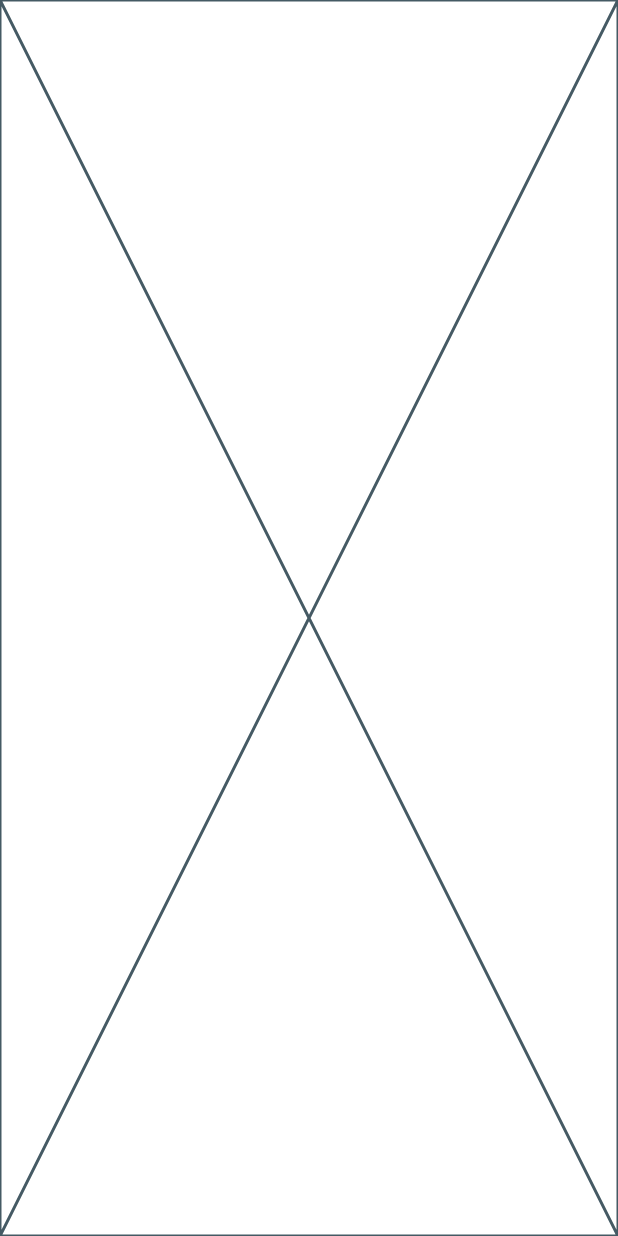
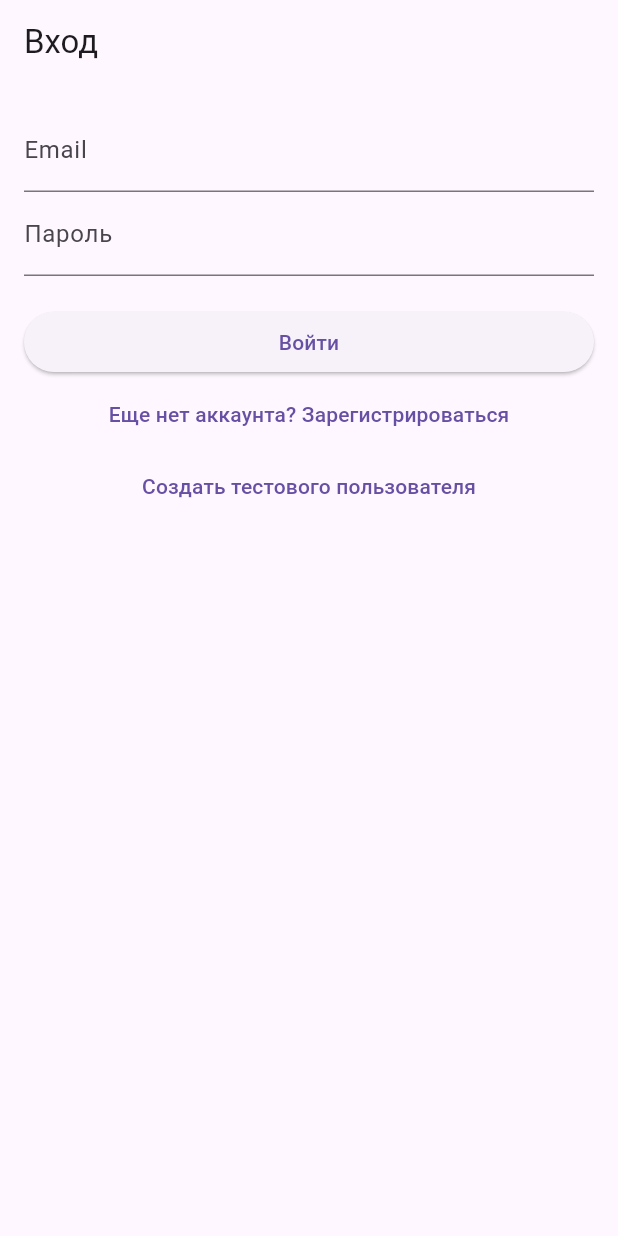
Before and after one commit to Clydewtf/fitness_app, a Flutter app: the screen it shows after launch, on a phone screen of 412 x 824 dp. Run offline on Flutter 3.47's test engine with Material 3 defaults, Android fonts, the phone set to English and light mode, and no system bars; our stand-ins replace equatable, flutter_bloc, flutter_local_notifications, get_it, shared_preferences, timezone.

Commit message:
Added login and home screens & temp test user and login check

```diff
--- a/lib/main.dart
+++ b/lib/main.dart
@@ -2,9 +2,13 @@ import 'package:flutter/material.dart';
 import 'package:flutter_bloc/flutter_bloc.dart';
 import 'core/locator.dart';
 import 'logic/auth_bloc/auth_bloc.dart';
+import 'logic/auth_bloc/auth_event.dart';
+import 'logic/auth_bloc/auth_state.dart';
 import 'logic/workout_bloc/workout_bloc.dart';
 import 'logic/nutrition_bloc/nutrition_bloc.dart';
 import 'logic/notification_bloc/notification_bloc.dart';
+import 'presentation/screens/auth/login_screen.dart';
+import 'presentation/screens/home/home_screen.dart';
 
 void main() {
   setupLocator(); // Инициализируем DI перед запуском приложения
@@ -18,16 +22,32 @@ class MyApp extends StatelessWidget {
   Widget build(BuildContext context) {
     return MultiBlocProvider(
       providers: [
-        BlocProvider(create: (context) => locator<AuthBloc>()),
-        BlocProvider(create: (context) => locator<WorkoutBloc>()),
-        BlocProvider(create: (context) => locator<NutritionBloc>()),
-        BlocProvider(create: (context) => locator<NotificationBloc>()),
+        BlocProvider(create: (context) => locator<AuthBloc>()..add(CheckLoginStatus())),
       ],
       child: MaterialApp(
         title: 'Фитнес-приложение',
         theme: ThemeData(primarySwatch: Colors.blue),
-        home: const Placeholder(), // TODO: заменить на реальный главный экран
+        home: const AuthWrapper(), // Определяем, какой экран загрузить
       ),
     );
   }
 }
+
+// Виджет-обертка, который проверяет статус входа
+// TODO: Это виджет, его же в Widgets надо закинуть?
+class AuthWrapper extends StatelessWidget {
+  const AuthWrapper({super.key});
+
+  @override
+  Widget build(BuildContext context) {
+    return BlocBuilder<AuthBloc, AuthState>(
+      builder: (context, state) {
+        if (state is Authenticated) {
+          return const HomeScreen();
+        } else {
+          return const LoginScreen();
+        }
+      },
+    );
+  }
+}
--- /dev/null
+++ b/lib/presentation/screens/auth/login_screen.dart
@@ -0,0 +1,94 @@
+import 'package:flutter/material.dart';
+import 'package:flutter_bloc/flutter_bloc.dart';
+import '../home/home_screen.dart';
+import '../../../logic/auth_bloc/auth_bloc.dart';
+import '../../../logic/auth_bloc/auth_event.dart';
+import '../../../logic/auth_bloc/auth_state.dart';
+import '../../../data/models/user_model.dart'; //TODO: Убрать это, пока тестовое создание юзера
+
+class LoginScreen extends StatefulWidget {
+  const LoginScreen({super.key});
+
+  @override
+  _LoginScreenState createState() => _LoginScreenState();
+}
+
+class _LoginScreenState extends State<LoginScreen> {
+  final TextEditingController emailController = TextEditingController();
+  final TextEditingController passwordController = TextEditingController();
+
+  @override
+  Widget build(BuildContext context) {
+    return Scaffold(
+      appBar: AppBar(title: const Text("Вход")),
+      body: Padding(
+        padding: const EdgeInsets.all(16.0),
+        child: Column(
+          crossAxisAlignment: CrossAxisAlignment.stretch,
+          children: [
+            TextField(
+              controller: emailController,
+              decoration: const InputDecoration(labelText: "Email"),
+            ),
+            TextField(
+              controller: passwordController,
+              decoration: const InputDecoration(labelText: "Пароль"),
+              obscureText: true,
+            ),
+            const SizedBox(height: 20),
+            BlocConsumer<AuthBloc, AuthState>(
+              listener: (context, state) {
+                if (state is AuthFailure) {
+                  ScaffoldMessenger.of(context)
+                      .showSnackBar(SnackBar(content: Text(state.message)));
+                } else if (state is Authenticated) {
+                  Navigator.pushReplacement(
+                    context,
+                    MaterialPageRoute(builder: (context) => const HomeScreen()),
+                  );
+                }
+              },
+              builder: (context, state) {
+                return ElevatedButton(
+                  onPressed: () {
+                    final email = emailController.text.trim();
+                    final password = passwordController.text.trim();
+                    context.read<AuthBloc>().add(LoginUser(email, password));
+                  },
+                  child: const Text("Войти"),
+                );
+              },
+            ),
+            TextButton(
+              onPressed: () {
+                // TODO: Реализовать переход на экран регистрации
+              },
+              child: const Text("Еще нет аккаунта? Зарегистрироваться"),
+            ),
+            //TODO: Убрать, тестовое создание юзера
+            TextButton(
+              onPressed: () {
+                final testUser = UserModel(
+                  id: "1",
+                  name: "Test User",
+                  email: "test@example.com",
+                  password: "12345678",
+                  age: 25,
+                  weight: 70.0,
+                  height: 175.0,
+                  goal: "mass",
+                );
+
+                context.read<AuthBloc>().add(SaveUser(testUser));
+                ScaffoldMessenger.of(context).showSnackBar(
+                  const SnackBar(content: Text("Тестовый пользователь создан!")),
+                );
+              },
+              child: const Text("Создать тестового пользователя"),
+            ),
+          ],
+        ),
+      ),
+    );
+  }
+}
```
Also changed, not shown: lib/presentation/screens/home/home_screen.dart (added, +31 -0 lines), lib/presentation/screens/auth/register_screen.dart (added).
